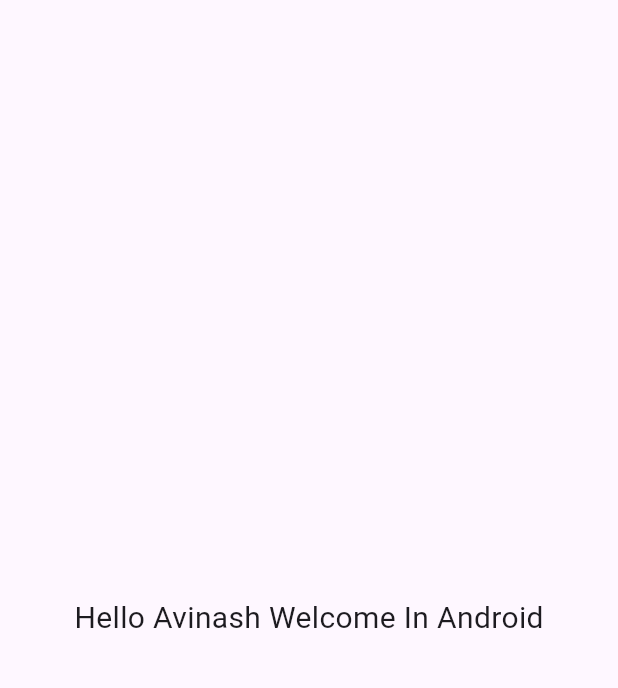
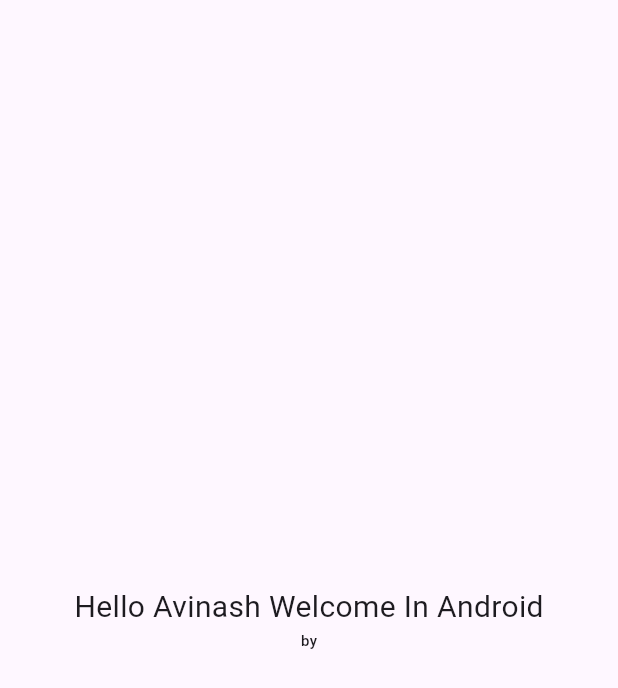
Before and after one commit to Avinash174/Hive-DB-Practice, a Flutter app: the screen it shows after launch, on a phone screen of 412 x 824 dp. Shown: the top 688 px of the screen. Run offline on Flutter 3.47's test engine with Material 3 defaults, Android fonts, the phone set to English and light mode, and no system bars.

Commit message:
new change

```diff
--- a/lib/first.dart
+++ b/lib/first.dart
@@ -22,7 +22,17 @@
               Platform.isAndroid
                   ? 'Hello Avinash Welcome In Android'
                   : 'Hello Avinash Welcome iOS',
-              style: TextStyle(fontSize: Platform.isAndroid ? 20 : 30),
+              textAlign: Platform.isIOS ? TextAlign.center : TextAlign.left,
+              style: TextStyle(
+                fontSize: Platform.isAndroid ? 20 : 30,
+              ),
+            ),
+          ),
+          Text(
+            Platform.isAndroid ? 'by' : 'HELLo',
+            style: TextStyle(
+              fontSize: Platform.isAndroid ? 10 : 20,
+              fontWeight: Platform.isIOS ? FontWeight.w700 : FontWeight.w500,
             ),
           ),
         ],
```
